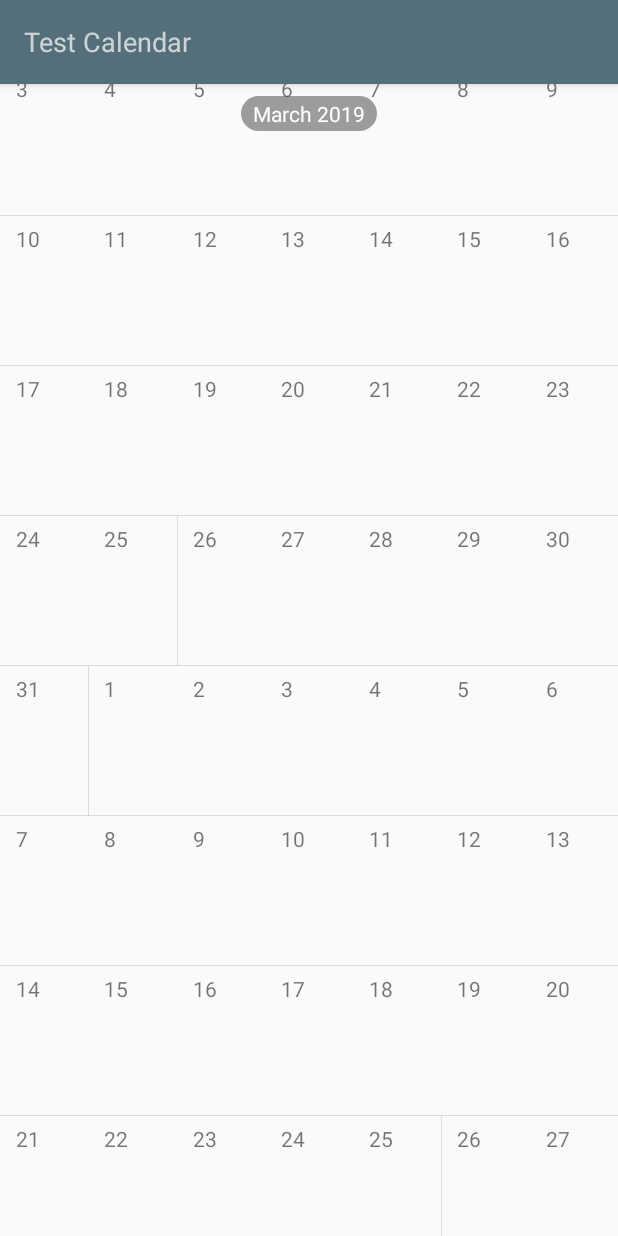
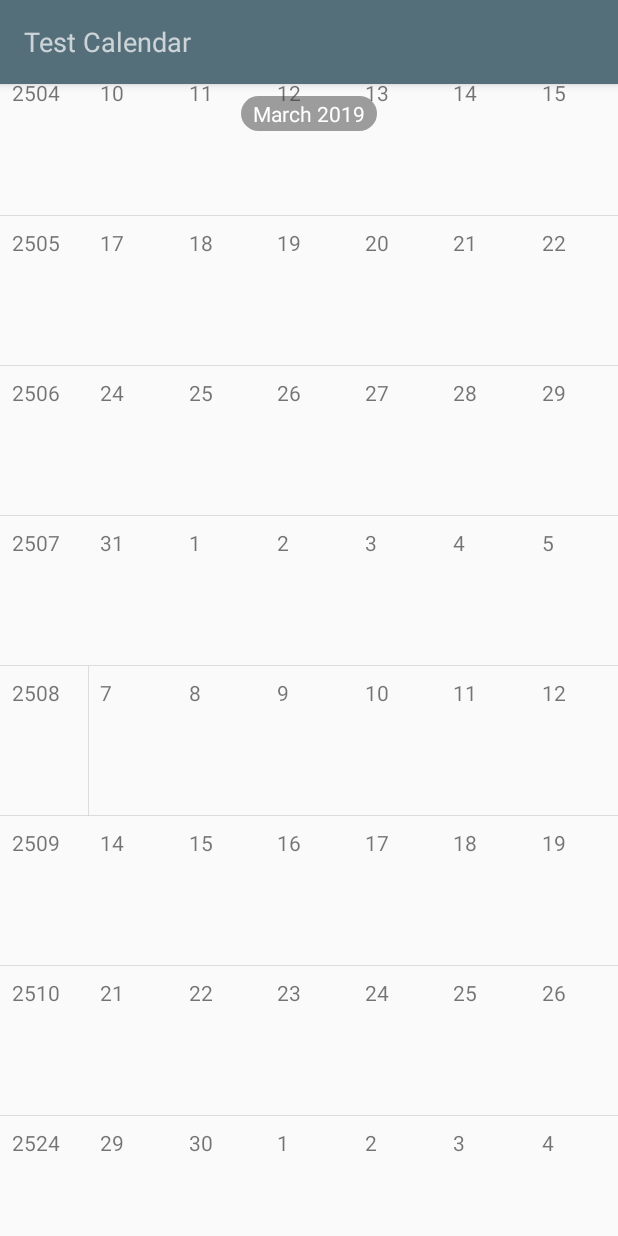
Before and after one commit to eugenexlin/quick-calendar, an Android app: the EditCalendarFragment screen opened directly, with no data from a screen before it, scrolled down 1612 dp, on a phone screen of 412 x 824 dp. Run offline under Robolectric (Android 15) with nearby library versions, the light colour scheme and no system bars; our stand-ins replace ButterKnife.

Commit message:
try commit reusable text views
i dont get why recycler view goes completely bonkers when i try to use views in the layout instead of dynamically generated ones.

```diff
--- a/app/build.gradle
+++ b/app/build.gradle
@@ -43,7 +43,7 @@ dependencies {
 
     implementation 'com.android.support.constraint:constraint-layout:1.1.3'
 
-    implementation 'com.jakewharton:butterknife:8.8.1'
+    implementation 'com.jakewharton:butterknife:9.0.0-rc1'
     implementation 'com.squareup.picasso:picasso:2.71828'
     implementation 'com.google.code.gson:gson:2.8.5'
     implementation 'com.android.support:support-v4:27.1.1'
--- a/app/src/main/java/com/djdenpa/quickcalendar/views/adapters/CalendarWeekAdapter.java
+++ b/app/src/main/java/com/djdenpa/quickcalendar/views/adapters/CalendarWeekAdapter.java
@@ -60,6 +60,21 @@ public class CalendarWeekAdapter extends RecyclerView.Adapter<CalendarWeekViewHo
   @BindView(R.id.g_day_7)
   Guideline gDay7;
 
+  @BindView(R.id.tv_day_0)
+  TextView tvDay0;
+  @BindView(R.id.tv_day_1)
+  TextView tvDay1;
+  @BindView(R.id.tv_day_2)
+  TextView tvDay2;
+  @BindView(R.id.tv_day_3)
+  TextView tvDay3;
+  @BindView(R.id.tv_day_4)
+  TextView tvDay4;
+  @BindView(R.id.tv_day_5)
+  TextView tvDay5;
+  @BindView(R.id.tv_day_6)
+  TextView tvDay6;
+
   // private HashSet<View> managedViews = new HashSet<>();
   private static final String MANAGED_VIEW_TAG = "MANAGED_VIEW_TAG";
 
@@ -110,20 +125,25 @@ public class CalendarWeekAdapter extends RecyclerView.Adapter<CalendarWeekViewHo
       int month = dayOfWeek.get(java.util.Calendar.MONTH);
       Guideline guideline = getGuideline(i);
 
-      TextView view = createTextViewHelper();
-      ((ManagedViewTag)view.getTag()).month = month;
+      TextView view;
+
+
+//      view = createTextViewHelper();
+//      parent.addView(view);
+//      constraintSet.clone(parent);
+//      constraintSet.connect(view.getId(), ConstraintSet.TOP, ConstraintSet.PARENT_ID, ConstraintSet.TOP, 8);
+//      constraintSet.connect(view.getId(), ConstraintSet.START, guideline.getId(), ConstraintSet.END, 16);
+//      constraintSet.applyTo(parent);
+
+
+      view = getDayTextField(i);
+
+
       view.setText(String.valueOf(dateNumber));
-      if (month == mHighlightMonth) {
-        view.setTypeface(null, Typeface.BOLD);
+
+      if (i == 0) {
+        view.setText(String.valueOf(position));
       }
-      parent.addView(view);
-
-      constraintSet.clone(parent);
-
-      constraintSet.connect(view.getId(), ConstraintSet.TOP, ConstraintSet.PARENT_ID, ConstraintSet.TOP, 8);
-      constraintSet.connect(view.getId(), ConstraintSet.START, guideline.getId(), ConstraintSet.END, 16);
-
-      constraintSet.applyTo(parent);
 
       // special check for if date is 1, so we can draw a line
       if (dateNumber == 1) {
@@ -160,7 +180,7 @@ public class CalendarWeekAdapter extends RecyclerView.Adapter<CalendarWeekViewHo
     TextView view = new TextView(mContext);
     view.setLayoutParams(new ViewGroup.LayoutParams(ViewGroup.LayoutParams.WRAP_CONTENT, ViewGroup.LayoutParams.WRAP_CONTENT));
     view.setId(View.generateViewId());
-    view.setTag(new ManagedViewTag());
+    view.setTag(MANAGED_VIEW_TAG);
     return view;
   }
 
@@ -196,6 +216,26 @@ public class CalendarWeekAdapter extends RecyclerView.Adapter<CalendarWeekViewHo
         return gDay0;
     }
   }
+  private TextView getDayTextField(int position){
+    switch(position) {
+      case 0:
+        return tvDay0;
+      case 1:
+        return tvDay1;
+      case 2:
+        return tvDay2;
+      case 3:
+        return tvDay3;
+      case 4:
+        return tvDay4;
+      case 5:
+        return tvDay5;
+      case 6:
+        return tvDay6;
+      default:
+        return tvDay0;
+    }
+  }
 
   @Override
   public void onViewRecycled(@NonNull CalendarWeekViewHolder holder) {
@@ -203,7 +243,7 @@ public class CalendarWeekAdapter extends RecyclerView.Adapter<CalendarWeekViewHo
     ConstraintLayout parent = holder.getParentLayout();
     for (int i = 0; i < parent.getChildCount(); i++) {
       View view = parent.getChildAt(i);
-      if (view.getTag() instanceof ManagedViewTag) {
+      if (view.getTag() == MANAGED_VIEW_TAG) {
         parent.removeView(view);
         i--;
       }
--- a/app/src/main/res/layout/calendar_edit_week_item.xml
+++ b/app/src/main/res/layout/calendar_edit_week_item.xml
@@ -71,4 +71,69 @@
       app:layout_constraintGuide_percent="1.000"
       />
 
+  <TextView
+      android:id="@+id/tv_day_0"
+      android:layout_width="wrap_content"
+      android:layout_height="wrap_content"
+      android:layout_marginStart="8dp"
+      android:layout_marginTop="8dp"
+      android:text=""
+      app:layout_constraintStart_toStartOf="@id/g_day_0"
+      app:layout_constraintTop_toTopOf="parent"/>
+  <TextView
+      android:id="@+id/tv_day_1"
+      android:layout_width="wrap_content"
+      android:layout_height="wrap_content"
+      android:layout_marginStart="8dp"
+      android:layout_marginTop="8dp"
+      android:text=""
+      app:layout_constraintStart_toStartOf="@id/g_day_1"
+      app:layout_constraintTop_toTopOf="parent"/>
+  <TextView
+      android:id="@+id/tv_day_2"
+      android:layout_width="wrap_content"
+      android:layout_height="wrap_content"
+      android:layout_marginStart="8dp"
+      android:layout_marginTop="8dp"
+      android:text=""
+      app:layout_constraintStart_toStartOf="@id/g_day_2"
+      app:layout_constraintTop_toTopOf="parent"/>
+  <TextView
+      android:id="@+id/tv_day_3"
+      android:layout_width="wrap_content"
+      android:layout_height="wrap_content"
+      android:layout_marginStart="8dp"
+      android:layout_marginTop="8dp"
+      android:text=""
+      app:layout_constraintStart_toStartOf="@id/g_day_3"
+      app:layout_constraintTop_toTopOf="parent"/>
+  <TextView
+      android:id="@+id/tv_day_4"
+      android:layout_width="wrap_content"
+      android:layout_height="wrap_content"
+      android:layout_marginStart="8dp"
+      android:layout_marginTop="8dp"
+      android:text=""
+      app:layout_constraintStart_toStartOf="@id/g_day_4"
+      app:layout_constraintTop_toTopOf="parent"/>
+  <TextView
+      android:id="@+id/tv_day_5"
+      android:layout_width="wrap_content"
+      android:layout_height="wrap_content"
+      android:layout_marginStart="8dp"
+      android:layout_marginTop="8dp"
+      android:text=""
+      app:layout_constraintStart_toStartOf="@id/g_day_5"
+      app:layout_constraintTop_toTopOf="parent"/>
+  <TextView
+      android:id="@+id/tv_day_6"
+      android:layout_width="wrap_content"
+      android:layout_height="wrap_content"
+      android:layout_marginStart="8dp"
+      android:layout_marginTop="8dp"
+      android:text=""
+      app:layout_constraintStart_toStartOf="@id/g_day_6"
+      app:layout_constraintTop_toTopOf="parent"/>
+
+
 </android.support.constraint.ConstraintLayout>
```
